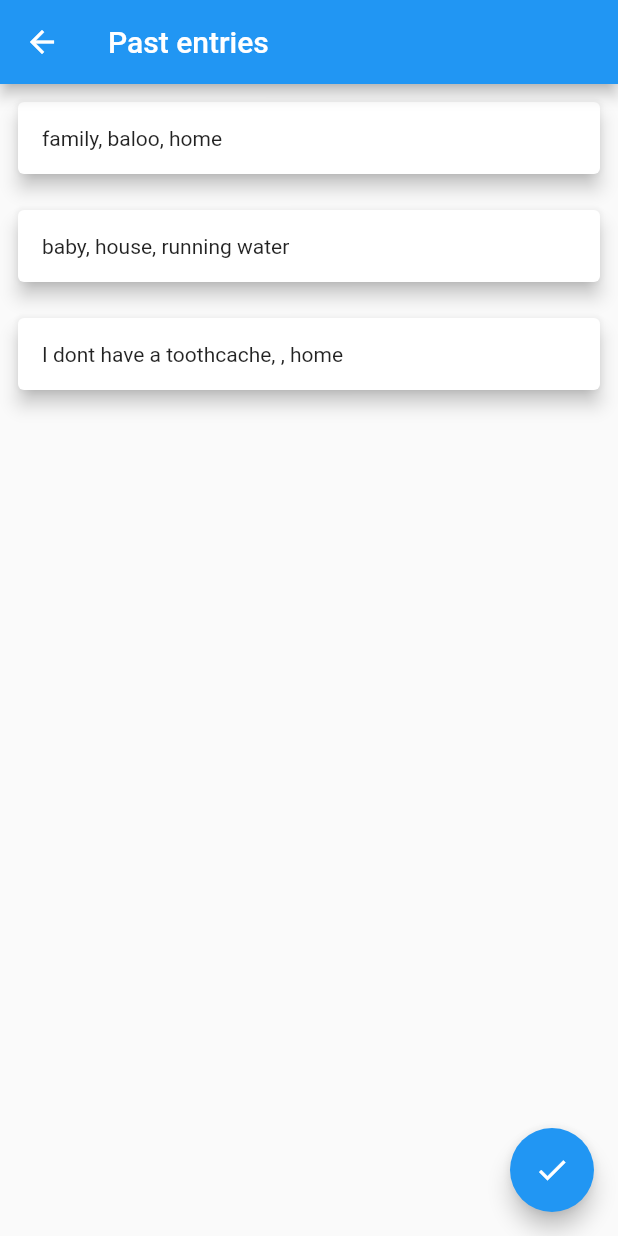
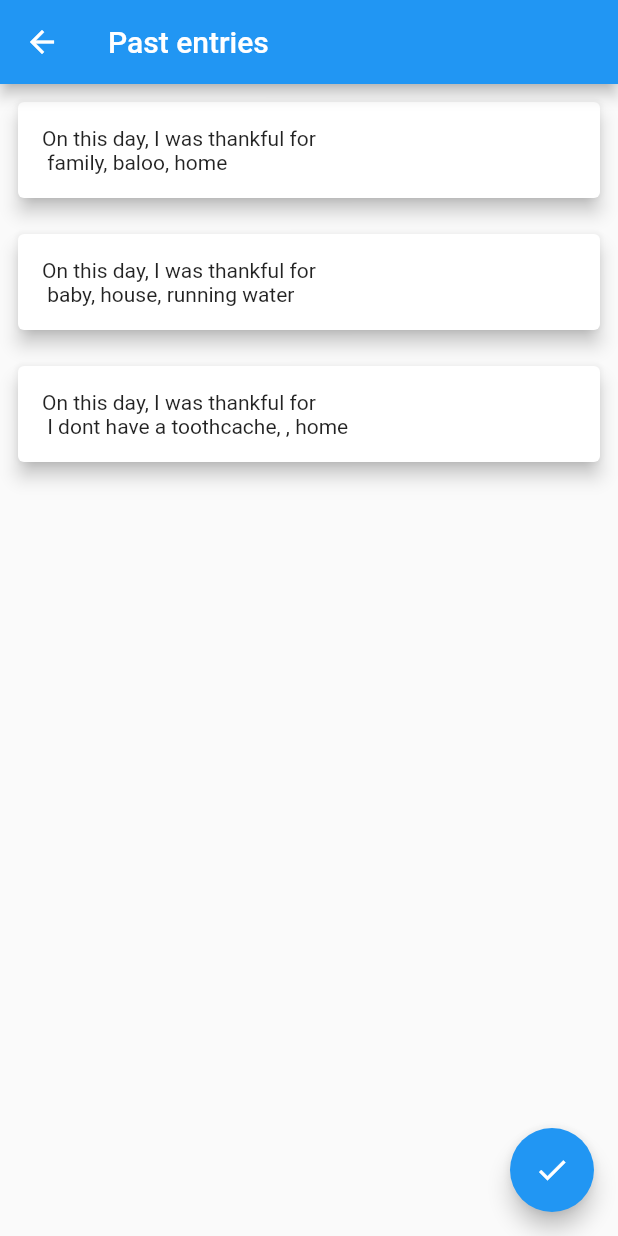
Before and after one commit to valerianaGit/3ThingsFlutter, a Flutter app: the GratitudeOrFearPastEntriesScreen screen opened by its route, on a phone screen of 412 x 824 dp. Run offline on Flutter 3.47's test engine with Material 2 defaults, Android fonts, the phone set to English and light mode, and no system bars; our stand-ins replace table_calendar.

Commit message:
update cards to skip a line for each entry

```diff
--- a/lib/widgets/gratitude_list.dart
+++ b/lib/widgets/gratitude_list.dart
@@ -14,7 +14,7 @@ class GratitudeList extends StatelessWidget {
               final entry = entryData.gratitudesList[index];
 
               return StoredValuesCards(
-                  content1: entry.entry1,
+                  content1: 'On this day, I was thankful for\n ${entry.entry1}',
                   content2: entry.entry2,
                   content3: entry.entry3);
             },
```
